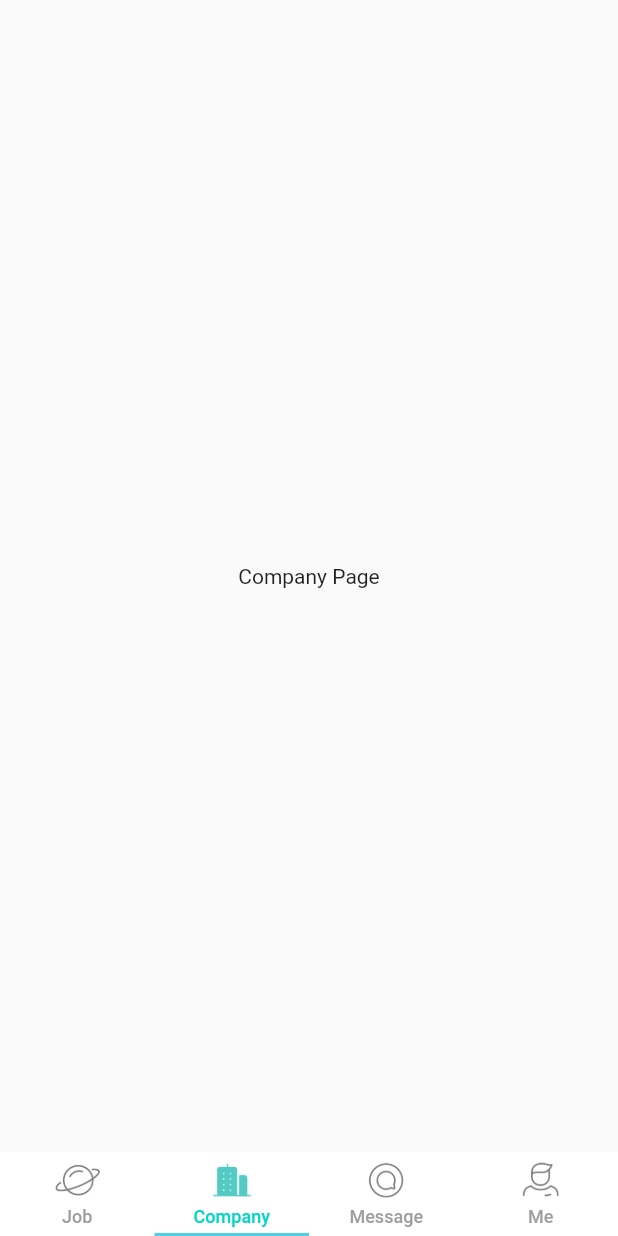
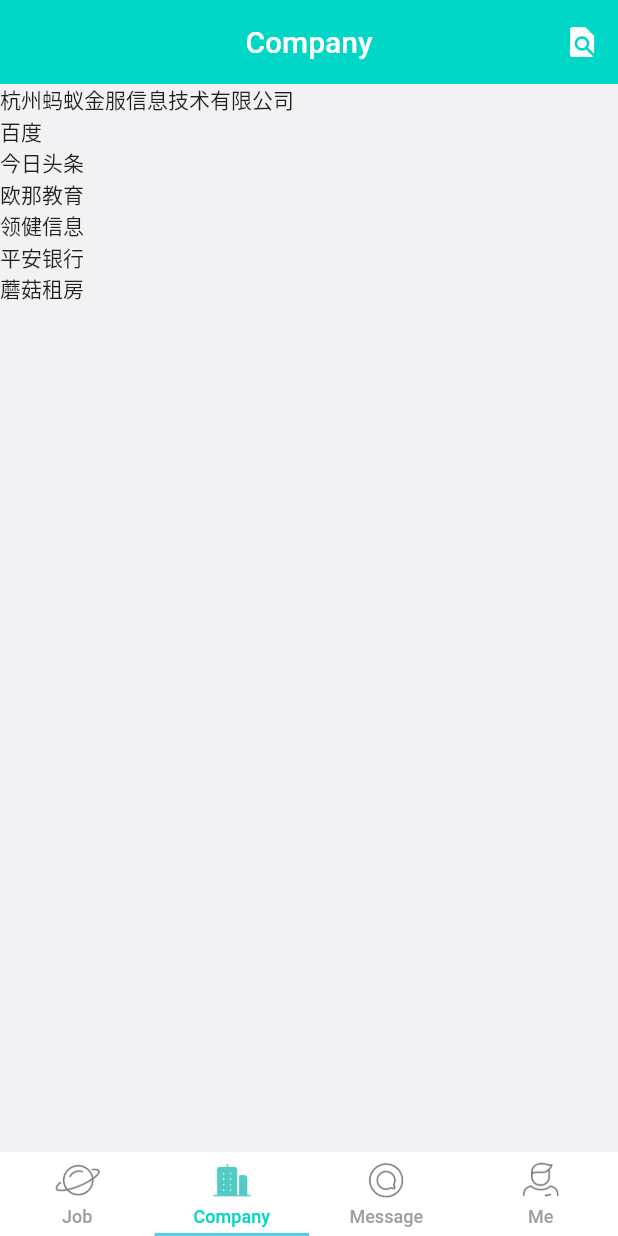
Before and after one commit to wghglory/flutter_boss, a Flutter app: the screen it shows after launch, item 2 of the bottom bar chosen, on a phone screen of 412 x 824 dp. Run offline on Flutter 3.47's test engine with Material 2 defaults, Android fonts, the phone set to English and light mode, and no system bars.

Commit message:
load company names

```diff
--- /dev/null
+++ b/assets/company.json
@@ -0,0 +1,81 @@
+{
+  "list": [
+    {
+      "logo": "https://img.bosszhipin.com/beijin/mcs/chatphoto/20161230/b0df9f099f1d6db1937bc78068fb4c15760bb3f59f760cd45f5945e615392f6f.jpg",
+      "name": "杭州蚂蚁金服信息技术有限公司",
+      "location": "上海市浦东新区",
+      "type": "互联网",
+      "size": "B轮",
+      "employee": "10000人以上",
+      "hot": "资深产品工程师",
+      "count": "500",
+      "inc": "蚂蚁金融服务集团（以下称“蚂蚁金服”）起步于2004年成立的支付宝。2014年10月，蚂蚁金服正式成立。蚂蚁金服以“为世界带来微小而美好的改变”为愿景，致力于打造开放的生态系统，通过“互联网推进器计划”助力金融机构和合作伙伴加速迈向“互联网+”，为小微企业和个人消费者提供普惠金融服务。蚂蚁金服集团旗下及相关业务包括生活服务平台支付宝、智慧理财平台蚂蚁聚宝、云计算服务平台蚂蚁金融云、独立第三方信用评价体系芝麻信用以及网商银行等。另外，蚂蚁金服也与投资控股的公司及关联公司一起，在业务和服务层面通力合作，深度整合共推商业生态系统的繁荣。"
+    },
+    {
+      "logo": "https://img.bosszhipin.com/beijin/mcs/chatphoto/20170927/60158fe74a9233b55ee08206ca5df1dccfcd208495d565ef66e7dff9f98764da.jpg",
+      "name": "百度",
+      "location": "上海市浦东新区",
+      "type": "互联网",
+      "size": "已上市",
+      "employee": "10000人以上",
+      "hot": "Android架构师",
+      "count": "300",
+      "inc": "百度（纳斯达克：BIDU），全球最大的中文搜索引擎、最大的中文网站。1999年底,身在美国硅谷的李彦宏看到了中国互联网及中文搜索引擎服务的巨大发展潜力，抱着技术改变世界的梦想，他毅然辞掉硅谷的高薪工作，携搜索引擎专利技术，于 2000年1月1日在中关村创建了百度公司。“百度”二字,来自于八百年前南宋词人辛弃疾的一句词：众里寻他千百度。这句话描述了词人对理想的执着追求。"
+    },
+    {
+      "logo": "https://img.bosszhipin.com/beijin/mcs/chatphoto/20170420/9e7ec542865511eb31273086b78598e355d0075cc85bc70bb61f658db0db4c2c.jpg",
+      "name": "今日头条",
+      "location": "北京朝阳区",
+      "type": "互联网",
+      "size": "D轮",
+      "employee": "100-400人",
+      "hot": "Android架构师",
+      "count": "500",
+      "inc": "【字节跳动】字节跳动成立于2012年3月，是一家技术驱动的移动互联网公司，公司致力于采用先进的推荐引擎技术，提供基于移动设备的信息分发解决方案。 "
+    },
+    {
+      "logo": "https://img2.bosszhipin.com/mcs/chatphoto/20160317/5d308646e6e4bc4e68d5f97a74c14dcda2d41b7cc34321f537d83206460d4ca6.jpg",
+      "name": "欧那教育",
+      "location": "普陀区长寿路137号财富时代大厦6楼",
+      "type": "互联网教育",
+      "size": "A轮",
+      "employee": "100-400人",
+      "hot": "app技术经理",
+      "count": "50",
+      "inc": "随着中外交流的不断深入，需要越来越多掌握小语种的高端人才，也有越来越多的中国人选择到德国、法国、俄罗斯、西班牙等国家留学。但小语种教育资源在地域上分配很不平衡，许多小语种学习者在周边找不到优秀的小语种老师，许多小型小语种培训学校受限于资源也无力研发真正高质量的课程。上海云兜网络科技有限公司旗下欧那教育，是国内最早开始在线小语种培训机构，首创“真人在线实时教学”的互联网学习模式，通过最有效的沉浸式学习，打破传统的外语培训“知识堆积”的学习模式。全球数十位语言专家和教育专家组成的欧那教研团队研发的适合中国人学习的“极致·地道·匠心独具”的小语种语课程，帮助中国人用最快捷有效的方式，达成外语水平的提升。优质的中外籍师资、经济实惠的价格和全球专家研发的专业小语种课程赢得了数千位小语种学习者的认可和好评。我们相信互联网平等开放的力量，相信用优质的课程、实惠的价格、真诚的服务，让数百万对小语种学习和生活怀抱着热爱和执着，渴望通过努力改变生活改变未来的普通人，从见证小小改变的发生，到实现大大的梦想：）"
+    },
+    {
+      "logo": "https://img.bosszhipin.com/beijin/mcs/chatphoto/20180120/feecd69f373a2a8b1189df93a0f6fd84cfcd208495d565ef66e7dff9f98764da.jpg",
+      "name": "领健信息",
+      "location": "上海市浦东新区",
+      "type": "互联网",
+      "size": "B轮",
+      "employee": "500人以上",
+      "hot": "前端工程师",
+      "count": "100",
+      "inc": "上海领健信息技术有限公司创立于2015年5月，2015年8月获得顶级投资机构经纬中国天使投资，2016年1月完成A轮融资，丁香园领投，天使投资人经纬中国继续跟进。"
+    },
+    {
+      "logo": "https://img2.bosszhipin.com/mcs/chatphoto/20160220/6042752606dc6957d81c5f08f409db8e5e01c286644ac62b728b8918eb85ca28.jpg",
+      "name": "平安银行",
+      "location": "上海徐汇区平安大厦凯滨路206号",
+      "type": "互联网",
+      "size": "已上市",
+      "employee": "10000人以上",
+      "hot": "前端架构师",
+      "count": "400",
+      "inc": "平安银行，全称平安银行股份有限公司，是中国平安保险（集团）股份有限公司控股的一家跨区域经营的股份制商业银行，为中国大陆12家全国性股份制商业银行之一，总部位于广东省深圳市。中国平安保险（集团）股份有限公司（以下简称“中国平安”）及其控股子公司为平安银行的控股股东。"
+    },
+    {
+      "logo": "https://www.lgstatic.com/thumbnail_160x160/i/image2/M00/2C/FA/CgoB5lowjbmAHxUGAAA2tROA4LA987.jpg",
+      "name": "蘑菇租房",
+      "location": "上海市静安区",
+      "type": "互联网",
+      "size": "C轮",
+      "employee": "1000人以上",
+      "hot": "IOS工程师",
+      "count": "200",
+      "inc": "蘑菇租房是国内领先的真实租房平台，2014年蘑菇租房从品牌长租公寓起步，蘑菇租房的前身蘑菇公寓致力于为都市白领创造高品质居住生活。"
+    }
+  ]
+}
--- /dev/null
+++ b/lib/model/company.dart
@@ -0,0 +1,52 @@
+import 'dart:convert';
+import 'package:flutter/material.dart';
+
+class Company {
+  final String logo;
+  final String name;
+  final String location;
+  final String type;
+  final String size;
+  final String employee;
+  final String hot;
+  final String count;
+  final String inc;
+
+  //构造器
+  Company({
+    @required this.logo,
+    @required this.name,
+    @required this.location,
+    @required this.type,
+    @required this.size,
+    @required this.employee,
+    @required this.hot,
+    @required this.count,
+    @required this.inc,
+  });
+
+  //json串转换成json格式数据
+  static List<Company> fromJson(String json) {
+    List<Company> listModel = new List<Company>();
+    List list = jsonDecode(json)['list'];
+    list.forEach((v) {
+      var model = Company.fromMap(v);
+      listModel.add(model);
+    });
+    return listModel;
+  }
+
+  static Company fromMap(Map map) {
+    return new Company(
+      logo: map['logo'],
+      name: map['name'],
+      location: map['location'],
+      type: map['type'],
+      size: map['size'],
+      employee: map['employee'],
+      hot: map['hot'],
+      count: map['count'],
+      inc: map['inc'],
+    );
+  }
+}
--- a/lib/screen/company/company.dart
+++ b/lib/screen/company/company.dart
@@ -1,4 +1,5 @@
 import 'package:flutter/material.dart';
+import 'package:flutter_boss/model/company.dart';
 
 class CompanyScreen extends StatefulWidget {
   CompanyScreen({Key key}) : super(key: key);
@@ -8,10 +9,55 @@ class CompanyScreen extends StatefulWidget {
 }
 
 class _CompanyScreenState extends State<CompanyScreen> {
+  List<Company> _companies = [];
+
+  @override
+  void initState() {
+    super.initState();
+
+    _getCompanyList();
+  }
+
+  void _getCompanyList() async {
+    String jsonString =
+        await DefaultAssetBundle.of(context).loadString('assets/company.json');
+
+    setState(() {
+      _companies = Company.fromJson(jsonString);
+    });
+  }
+
   @override
   Widget build(BuildContext context) {
-    return Center(
-      child: Text('Company Page'),
+    return Scaffold(
+      backgroundColor: Color.fromARGB(255, 242, 242, 245),
+      appBar: AppBar(
+        elevation: 0.0,
+        centerTitle: true,
+        title: Text('Company',
+            style: TextStyle(fontSize: 20.0, color: Colors.white)),
+        actions: <Widget>[
+          IconButton(
+            icon: Icon(
+              Icons.find_in_page,
+              color: Colors.white,
+            ),
+            onPressed: () {
+              print('on search click');
+            },
+          )
+        ],
+      ),
+      body: ListView.builder(
+          itemCount: _companies.length,
+          itemBuilder: (context, index) {
+            return _buildCompanyItem(context, index);
+          }),
     );
   }
+
+  Widget _buildCompanyItem(BuildContext context, int index) {
+    Company company = _companies[index];
+    return Text(company.name);
+  }
 }
--- a/pubspec.yaml
+++ b/pubspec.yaml
@@ -41,6 +41,7 @@ flutter:
   # To add assets to your application, add an assets section, like this:
   assets:
     - assets/job.json
+    - assets/company.json
 
     - assets/images/ic_main_tab_company_nor.png
     - assets/images/ic_main_tab_company_pre.png
```
